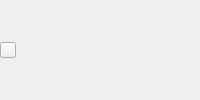
The window that source/progresswidget.ui (pionere/d1-graphics-tool) describes before a commit, drawn with Qt 5.
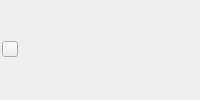
The same window after the commit.

The edit to the form file:
```diff
--- a/source/progresswidget.ui
+++ b/source/progresswidget.ui
@@ -16,16 +16,16 @@
     <number>4</number>
    </property>
    <property name="leftMargin">
-    <number>0</number>
+    <number>2</number>
    </property>
    <property name="topMargin">
     <number>0</number>
    </property>
    <property name="rightMargin">
-    <number>0</number>
+    <number>2</number>
    </property>
    <property name="bottomMargin">
-    <number>0</number>
+    <number>2</number>
    </property>
    <item>
     <widget class="QPushButton" name="openPushButton">
```
Left out of the diff: 4 changed lines with no effect on the pictures.
